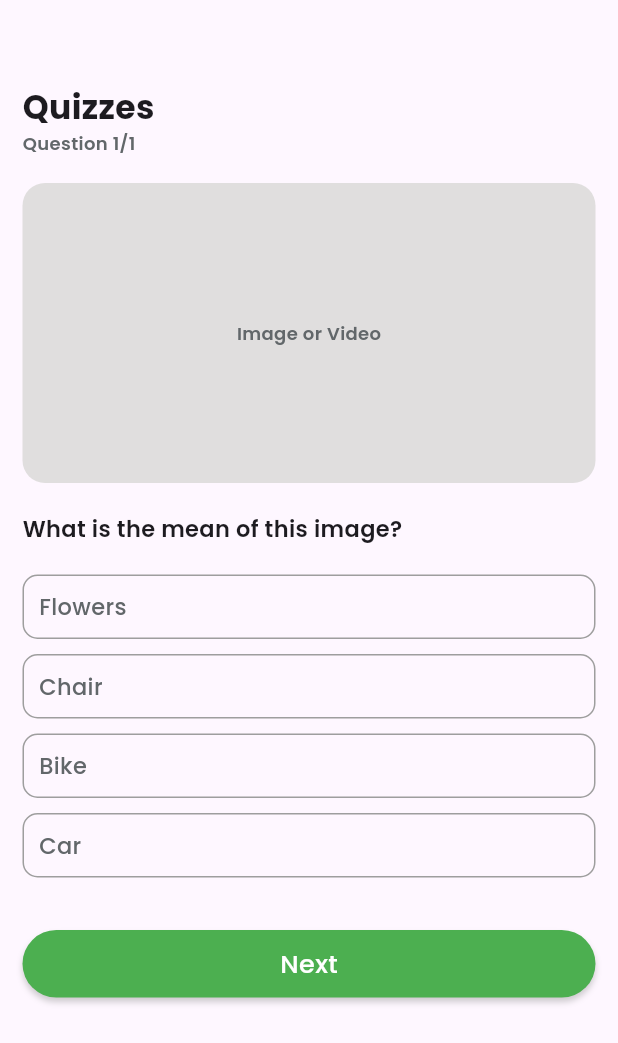
After one commit to IT21175466/koreanLMS, a Flutter app: the QuestionScreen screen opened by its route, on a phone screen of 412 x 824 dp. The commit adds this screen. Shown: the top 1043 px of the screen. Run offline on Flutter 3.47's test engine with Material 3 defaults, Android fonts, the phone set to English and light mode, and no system bars; our stand-ins replace carousel_slider, pinput; missing offline and left inert: fl_country_code_picker; network calls fail.

Commit message:
Quiz Page Done

```diff
--- /dev/null
+++ b/lib/global/variables.dart
@@ -0,0 +1,11 @@
+import 'package:flutter/material.dart';
+
+double? bottomNavBardHeight;
+
+getAppBarHeight(BuildContext context) {
+  if (Theme.of(context).platform == TargetPlatform.iOS) {
+    bottomNavBardHeight = 92;
+  } else {
+    bottomNavBardHeight = 60;
+  }
+}
--- a/lib/routes/app_routes.dart
+++ b/lib/routes/app_routes.dart
@@ -2,6 +2,7 @@ import 'package:flutter/material.dart';
 import 'package:koreanlms/screens/authentication/login_screen/login_page.dart';
 import 'package:koreanlms/screens/authentication/signup_screen/signup_screen.dart';
 import 'package:koreanlms/screens/home_screen/home_screen.dart';
+import 'package:koreanlms/screens/quiz/question_screen.dart';
 import 'package:koreanlms/screens/splash_screen/initial_splash.dart';
 
 class AppRoutes {
@@ -11,6 +12,7 @@ class AppRoutes {
       '/login': (context) => LoginScreen(),
       '/signup': (context) => SignUPScreen(),
       '/home': (context) => HomeScreen(),
+      '/quiz': (context) => QuestionScreen(),
     };
   }
 }
--- a/lib/screens/home_screen/tabs/home_tab.dart
+++ b/lib/screens/home_screen/tabs/home_tab.dart
@@ -72,6 +72,7 @@ class _HomeTabState extends State<HomeTab> {
           Container(
             width: screenWidth,
             height: screenHeight / 5 * 4 - (AppBar().preferredSize.height + 60),
+            //padding: EdgeInsets.symmetric(horizontal: 10),
             child: SingleChildScrollView(
               child: Column(
                 crossAxisAlignment: CrossAxisAlignment.start,
--- a/lib/screens/home_screen/tabs/quiz_tab/quiz_section.dart
+++ b/lib/screens/home_screen/tabs/quiz_tab/quiz_section.dart
@@ -22,7 +22,12 @@ class _QuizSectionState extends State<QuizSection> {
               SizedBox(
                 height: 15,
               ),
-              QuizCard(),
+              GestureDetector(
+                onTap: () {
+                  Navigator.pushNamed(context, '/quiz');
+                },
+                child: QuizCard(),
+              ),
               QuizCard(),
               QuizCard(),
               QuizCard(),
--- /dev/null
+++ b/lib/screens/quiz/question_screen.dart
@@ -0,0 +1,122 @@
+import 'package:flutter/material.dart';
+import 'package:koreanlms/constants/app_colors.dart';
+import 'package:koreanlms/widgets/answer_tile.dart';
+import 'package:koreanlms/widgets/button_widget.dart';
+
+class QuestionScreen extends StatefulWidget {
+  const QuestionScreen({super.key});
+
+  @override
+  State<QuestionScreen> createState() => _QuestionScreenState();
+}
+
+class _QuestionScreenState extends State<QuestionScreen> {
+  @override
+  Widget build(BuildContext context) {
+    double screenWidth = MediaQuery.of(context).size.width;
+    double screenHeight = MediaQuery.of(context).size.height;
+    return Scaffold(
+      body: Container(
+        padding: EdgeInsets.symmetric(horizontal: 15),
+        child: Column(
+          children: [
+            Container(
+              width: screenWidth,
+              height: AppBar().preferredSize.height * 2 + 10,
+              child: Column(
+                crossAxisAlignment: CrossAxisAlignment.start,
+                children: [
+                  SizedBox(
+                    height: AppBar().preferredSize.height,
+                  ),
+                  Text(
+                    'Quizzes',
+                    style: TextStyle(
+                      fontFamily: 'Poppins',
+                      fontWeight: FontWeight.w700,
+                      fontSize: 22,
+                    ),
+                  ),
+                  Text(
+                    'Question 1/1',
+                    style: TextStyle(
+                      fontFamily: 'Poppins',
+                      fontWeight: FontWeight.w600,
+                      fontSize: 12,
+                      color: AppColors.grayColor,
+                    ),
+                  ),
+                ],
+              ),
+            ),
+            Container(
+              height: screenHeight - (AppBar().preferredSize.height * 2 + 10),
+              width: screenWidth,
+              child: SingleChildScrollView(
+                child: Column(
+                  crossAxisAlignment: CrossAxisAlignment.start,
+                  children: [
+                    Container(
+                      height: 200,
+                      width: screenWidth,
+                      decoration: BoxDecoration(
+                        color: const Color.fromARGB(255, 224, 222, 222),
+                        borderRadius: BorderRadius.circular(15),
+                      ),
+                      child: Center(
+                        child: Text(
+                          'Image or Video',
+                          style: TextStyle(
+                            fontFamily: 'Poppins',
+                            fontWeight: FontWeight.w600,
+                            fontSize: 12,
+                            color: AppColors.grayColor,
+                          ),
+                        ),
+                      ),
+                    ),
+                    SizedBox(
+                      height: 20,
+                    ),
+                    Text(
+                      'What is the mean of this image?',
+                      style: TextStyle(
+                        fontFamily: 'Poppins',
+                        fontWeight: FontWeight.w600,
+                        fontSize: 15,
+                      ),
+                    ),
+                    SizedBox(
+                      height: 15,
+                    ),
+                    AnswerTile(
+                      answer: 'Flowers',
+                    ),
+                    AnswerTile(
+                      answer: 'Chair',
+                    ),
+                    AnswerTile(
+                      answer: 'Bike',
+                    ),
+                    AnswerTile(
+                      answer: 'Car',
+                    ),
+                    SizedBox(
+                      height: 30,
+                    ),
+                    CustomButton(
+                      text: 'Next',
+                      height: 45,
+                      width: screenWidth,
+                      backgroundColor: Colors.green,
+                    ),
+                  ],
+                ),
+              ),
+            ),
+          ],
+        ),
+      ),
+    );
+  }
+}
--- /dev/null
+++ b/lib/widgets/answer_tile.dart
@@ -0,0 +1,37 @@
+import 'package:flutter/material.dart';
+import 'package:koreanlms/constants/app_colors.dart';
+
+class AnswerTile extends StatefulWidget {
+  final String answer;
+  const AnswerTile({super.key, required this.answer});
+
+  @override
+  State<AnswerTile> createState() => _AnswerTileState();
+}
+
+class _AnswerTileState extends State<AnswerTile> {
+  @override
+  Widget build(BuildContext context) {
+    double screenWidth = MediaQuery.of(context).size.width;
+    return Container(
+      width: screenWidth,
+      margin: EdgeInsets.symmetric(vertical: 5),
+      padding: EdgeInsets.symmetric(horizontal: 10, vertical: 10),
+      decoration: BoxDecoration(
+        borderRadius: BorderRadius.circular(10),
+        border: Border.all(
+          color: Colors.grey,
+        ),
+      ),
+      child: Text(
+        widget.answer,
+        style: TextStyle(
+          fontFamily: 'Poppins',
+          fontWeight: FontWeight.w500,
+          fontSize: 15,
+          color: AppColors.grayColor,
+        ),
+      ),
+    );
+  }
+}
```
Also changed, not shown: 3 other files.
